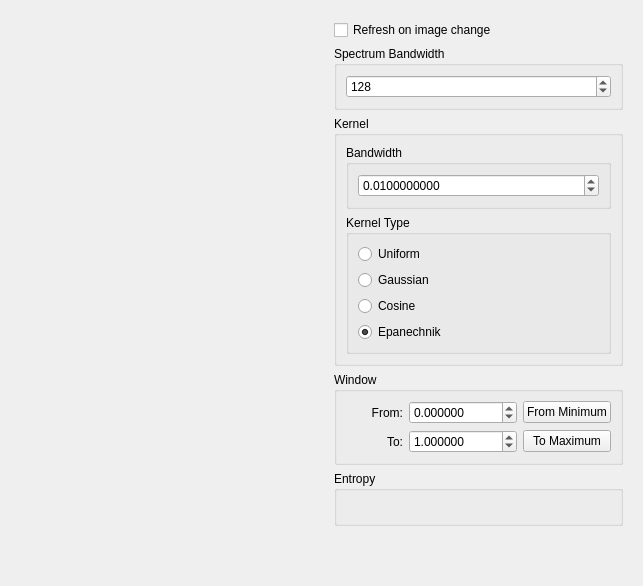
josefkoller/ambient_image_processor, file source/modules/histogram/HistogramWidget.ui: the form before one commit.
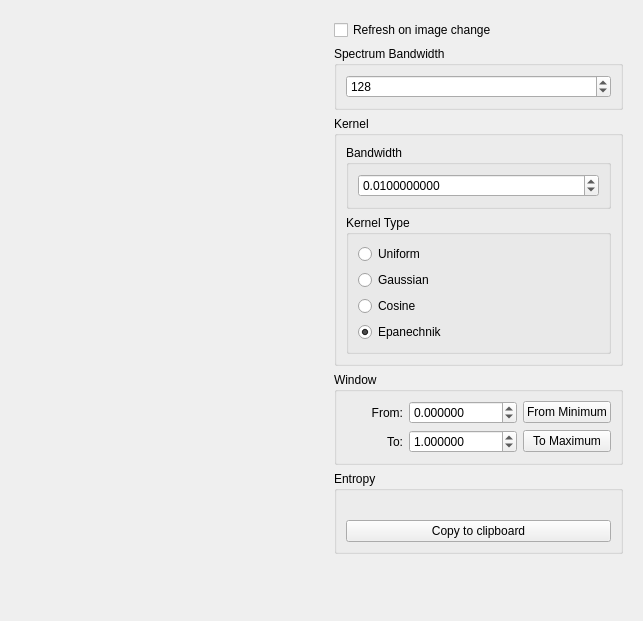
The form after the commit. Custom widgets are drawn as their Qt base class.

Commit message: copy to clipboard

Patch:
```diff
--- a/source/modules/histogram/HistogramWidget.ui
+++ b/source/modules/histogram/HistogramWidget.ui
@@ -7,7 +7,7 @@
     <x>0</x>
     <y>0</y>
     <width>643</width>
-    <height>586</height>
+    <height>621</height>
    </rect>
   </property>
   <property name="windowTitle">
@@ -251,6 +251,13 @@
            </property>
           </widget>
          </item>
+         <item>
+          <widget class="QPushButton" name="copy_to_clipboard_button">
+           <property name="text">
+            <string>Copy to clipboard</string>
+           </property>
+          </widget>
+         </item>
         </layout>
        </widget>
       </item>
```
Left out of the diff: 2 changed lines with no effect on the pictures. The commit also changes 9 other files.
